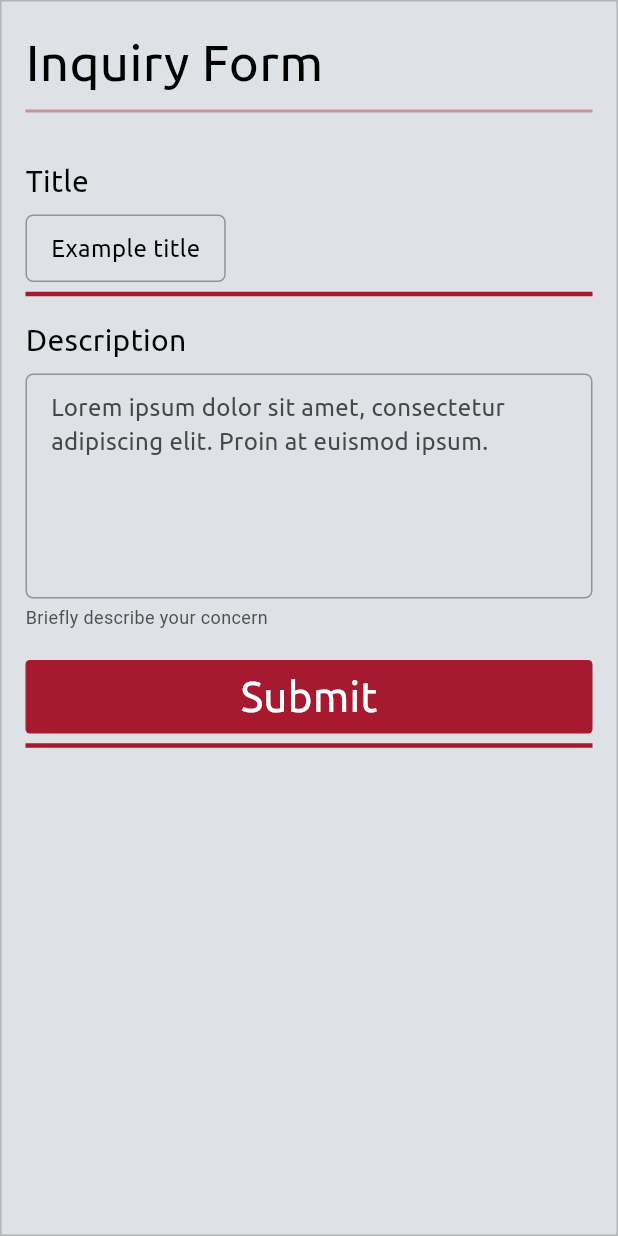
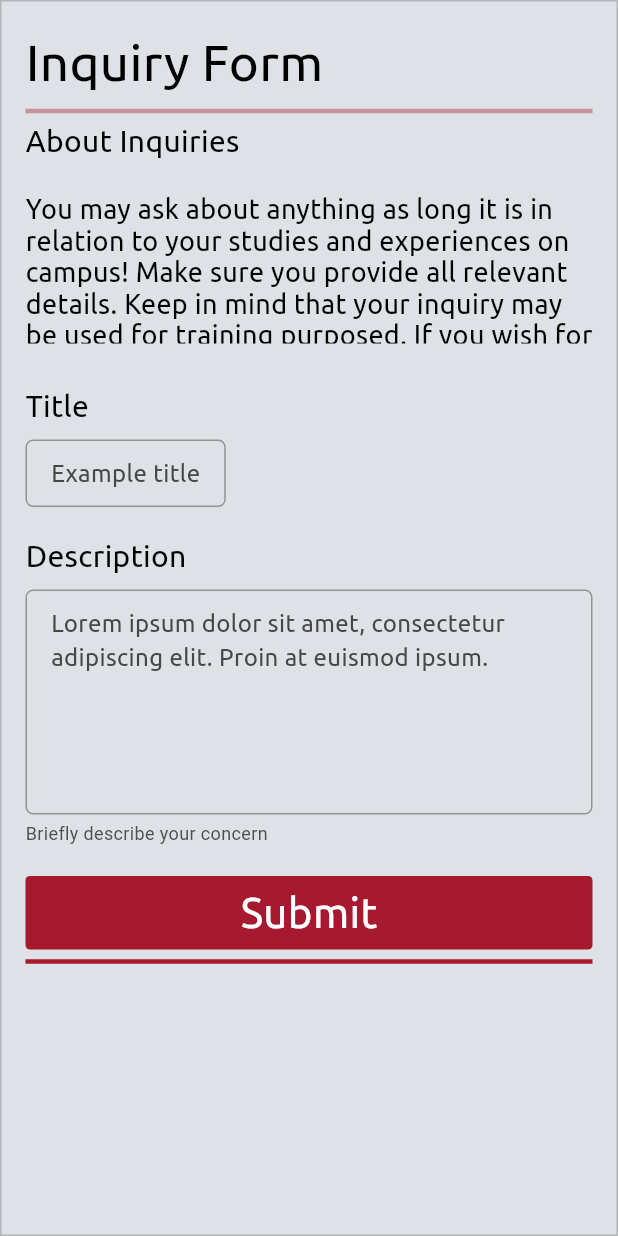
Before and after one commit to faranse82/mqpal, a Flutter app: the NewInquiry widget shown alone on an empty page, opened directly, on a phone screen of 412 x 824 dp. Run offline on Flutter 3.47's test engine with Material 3 defaults, Android fonts, the light colour scheme and no system bars; Roboto replaces fonts that are missing (Roboto Serif); project files that could hold a hidden picture were left out.

Commit message:
added 'about' section in inquiry form

```diff
--- a/mqpal/lib/screens/home_screen.dart
+++ b/mqpal/lib/screens/home_screen.dart
@@ -321,7 +321,9 @@ class HomeScreen extends StatelessWidget {
                           color: Colors.white,
                           borderRadius: BorderRadius.circular(10),
                         ),
-                        child: const SingleChildScrollView(child: NewInquiry()),
+                        child: const SingleChildScrollView(
+                          child: NewInquiry()
+                        ),
                       ),
                     ),
                   ),
--- a/mqpal/lib/widgets/inquiry.dart
+++ b/mqpal/lib/widgets/inquiry.dart
@@ -28,7 +28,7 @@ class NewInquiry extends StatelessWidget {
           child: Text(
             hintText,
             style: const TextStyle(
-              color: Colors.black,
+              color: Color(0xFF474747),
               fontSize: 16,
               fontFamily: 'Ubuntu',
               fontWeight: FontWeight.w400,
@@ -90,6 +90,46 @@ class NewInquiry extends StatelessWidget {
     );
   }
 
+  Widget buildAboutBox() {
+    return Container(
+      width: 400,
+      height: 150,
+      child: const Column(
+        children: [
+          SizedBox(
+            width: 400,
+            height: 37,
+            child: Text(
+              'About Inquiries',
+              style: TextStyle(
+                color: Colors.black,
+                fontSize: 20,
+                fontFamily: 'Ubuntu',
+                fontWeight: FontWeight.w400,
+                height: 0,
+              ),
+            ),
+          ),
+          SizedBox(height: 10),
+          SizedBox(
+            height: 100,
+            child: Text(
+              'You may ask about anything as long it is in relation to your studies and experiences on campus! Make sure you provide all relevant details. Keep in mind that your inquiry may be used for training purposed. If you wish for your inquiries to be confidential, ensure you tick the confidentiality box.\n',
+              style: TextStyle(
+                color: Colors.black,
+                fontSize: 18,
+                fontFamily: 'Ubuntu',
+                fontWeight: FontWeight.w400,
+                height: 0,
+              ),
+            ),
+          ),
+
+        ],
+      ),
+    );
+  }
+
   Widget buildSubmitButton() {
     return Container(
       width: 154,
@@ -140,15 +180,13 @@ class NewInquiry extends StatelessWidget {
                 ),
               ),
               const Divider(
-                thickness: 2,
+                thickness: 3,
                 color: Color(0x66A6192E),
               ),
+              buildAboutBox(),
               const SizedBox(height: 16),
               buildTextFieldWithLabel('Title', 'Example title'),
-              const Divider(
-                thickness: 3,
-                color: Color(0xFFA6192E),
-              ),
+              const SizedBox(height: 10),
               buildDescriptionField(),
               const SizedBox(height: 16),
               buildSubmitButton(),
```
